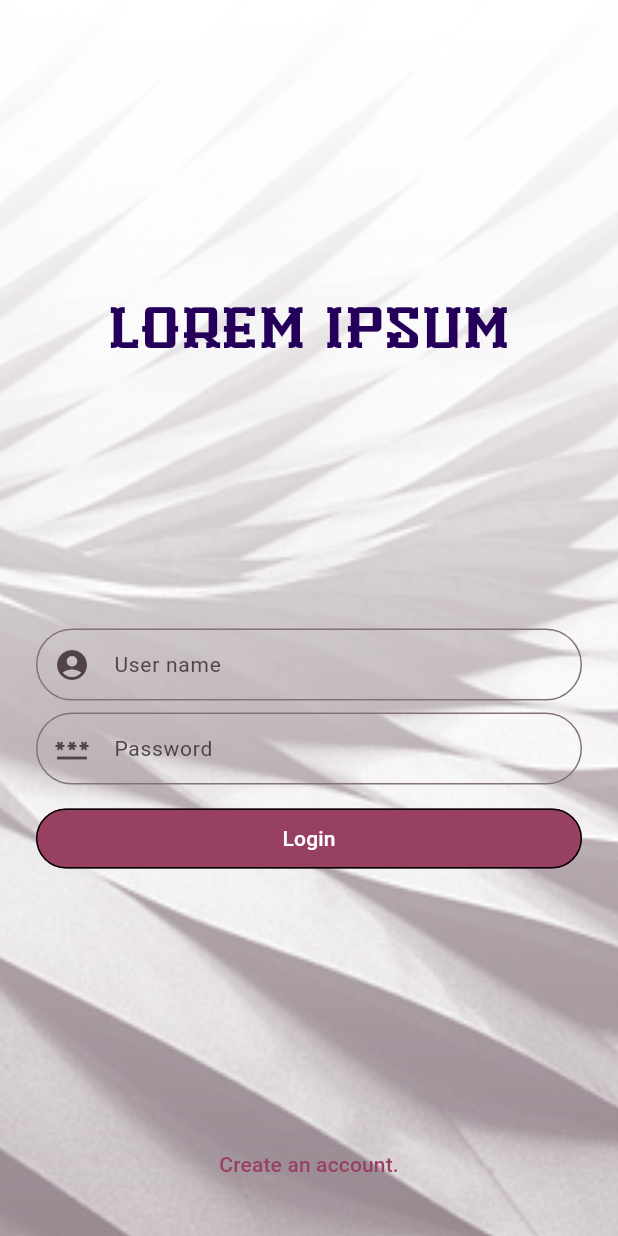
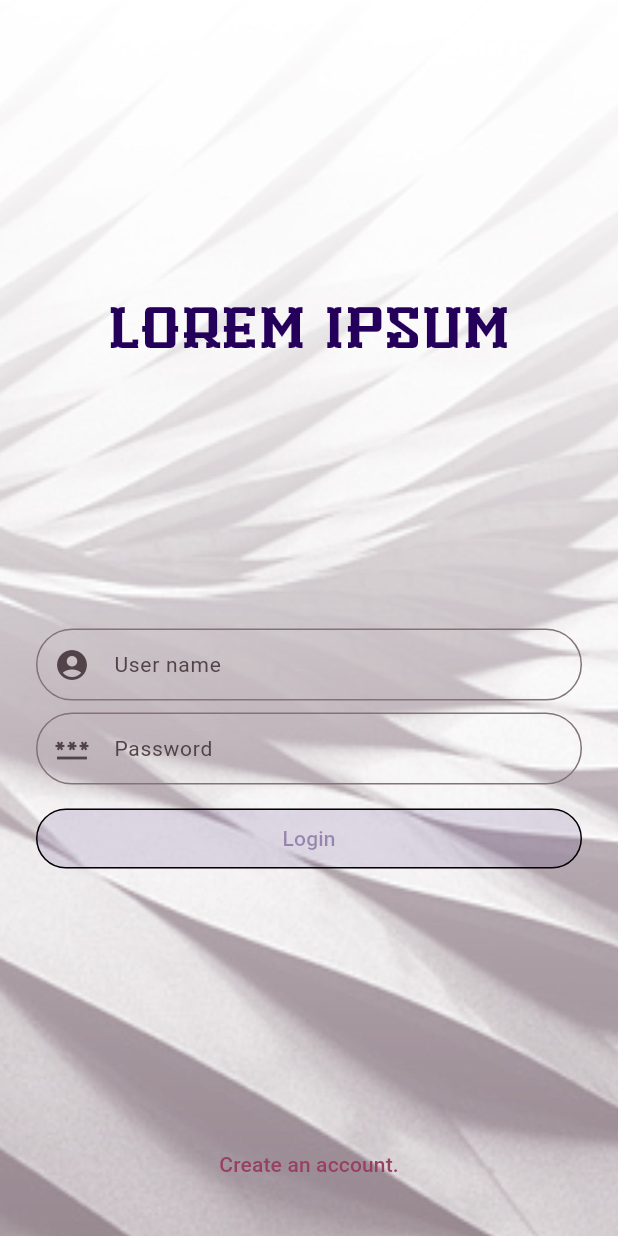
Before and after one commit to tushin/flutter_login, a Flutter app: the screen it shows after launch, on a phone screen of 412 x 824 dp. Run offline on Flutter 3.47's test engine with Material 2 defaults, Android fonts, the phone set to English and light mode, and no system bars.

Commit message:
step 5 입력에 따른 UI 내용 변경

```diff
--- a/lib/main.dart
+++ b/lib/main.dart
@@ -24,7 +24,9 @@ class LoginScreen extends StatelessWidget {
 
   @override
   Widget build(BuildContext context) {
-    return Scaffold(
+    return ChangeNotifierProvider(
+      create: (context) => LoginViewModel(),
+      child: Scaffold(
         body: Stack(
           children: [
             SizedBox(
@@ -38,18 +40,20 @@ class LoginScreen extends StatelessWidget {
             const LoginForm(),
           ],
         ),
+      ),
     );
   }
 }
 
 class LoginForm extends StatelessWidget {
-  const LoginForm({super.key,});
+  const LoginForm({
+    super.key,
+  });
 
   @override
   Widget build(BuildContext context) {
-    return ChangeNotifierProvider(
-      create: (context) => LoginViewModel(),
-      child: Center(
+    var viewModel = Provider.of<LoginViewModel>(context);
+    return Center(
       child: Padding(
         padding: const EdgeInsets.all(24.0),
         child: Column(
@@ -61,31 +65,43 @@ class LoginForm extends StatelessWidget {
             ),
             const Spacer(),
             TextFormField(
-                decoration: const InputDecoration(
-                  prefixIcon: Icon(Icons.account_circle),
-                  border: OutlineInputBorder(
+              controller: viewModel._idController,
+              decoration: InputDecoration(
+                prefixIcon: const Icon(Icons.account_circle),
+                suffixIcon: viewModel.id.isNotEmpty
+                    ? IconButton(
+                        onPressed: () => viewModel._idController.clear(),
+                        icon: const Icon(Icons.clear))
+                    : null,
+                border: const OutlineInputBorder(
                   borderRadius: BorderRadius.all(
                     Radius.circular(35.0),
                   ),
                 ),
                 hintText: "User name",
-                  hintStyle: TextStyle(fontSize: 14),
-                  contentPadding: EdgeInsets.all(10),
+                hintStyle: const TextStyle(fontSize: 14),
+                contentPadding: const EdgeInsets.all(10),
               ),
             ),
             const SizedBox(height: 8),
             TextFormField(
+              controller: viewModel._passwordController,
               obscureText: true,
-                decoration: const InputDecoration(
-                  prefixIcon: Icon(Icons.password),
-                  border: OutlineInputBorder(
+              decoration: InputDecoration(
+                prefixIcon: const Icon(Icons.password),
+                suffixIcon: viewModel.password.isNotEmpty
+                    ? IconButton(
+                    onPressed: () => viewModel._passwordController.clear(),
+                    icon: const Icon(Icons.clear))
+                    : null,
+                border: const OutlineInputBorder(
                   borderRadius: BorderRadius.all(
                     Radius.circular(35.0),
                   ),
                 ),
                 hintText: "Password",
-                  hintStyle: TextStyle(fontSize: 14),
-                  contentPadding: EdgeInsets.all(10),
+                hintStyle: const TextStyle(fontSize: 14),
+                contentPadding: const EdgeInsets.all(10),
               ),
             ),
             const SizedBox(height: 12),
@@ -93,7 +109,9 @@ class LoginForm extends StatelessWidget {
               children: [
                 Expanded(
                   child: FilledButton(
-                      onPressed: () {},
+                    onPressed: (viewModel.id.isNotEmpty && viewModel.password.isNotEmpty)
+                        ? () => viewModel.login()
+                        : null,
                     style: OutlinedButton.styleFrom(
                       shape: RoundedRectangleBorder(
                         borderRadius: BorderRadius.circular(20),
@@ -113,12 +131,29 @@ class LoginForm extends StatelessWidget {
           ],
         ),
       ),
-      ),
     );
   }
 }
 
+class LoginViewModel extends ChangeNotifier {
+  final TextEditingController _idController = TextEditingController();
+  final TextEditingController _passwordController = TextEditingController();
 
-class LoginViewModel extends ChangeNotifier {
+  String id = "";
+  String password = "";
+
+  LoginViewModel() {
+    _idController.addListener(() {
+      id = _idController.text;
+      notifyListeners();
+    });
+    _passwordController.addListener(() {
+      password = _passwordController.text;
+      notifyListeners();
+    });
+  }
+
+  void login() {
 
   }
+}
```
Also changed, not shown: 1 other file. Lines whose indentation alone changed are shown as unchanged.
